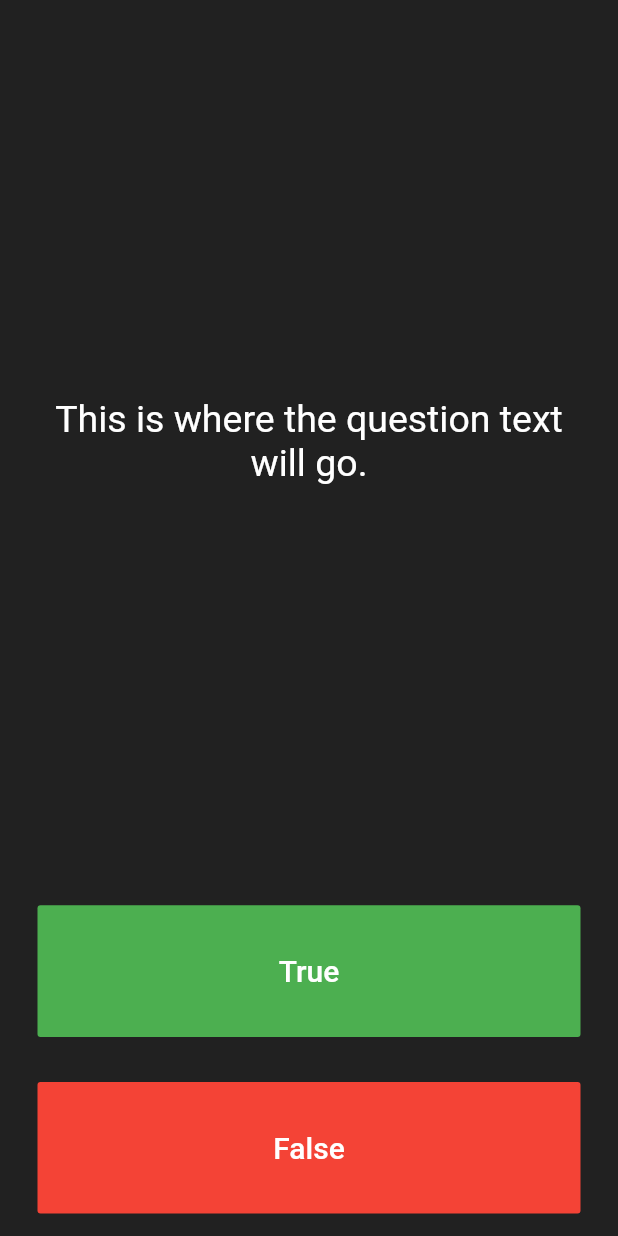
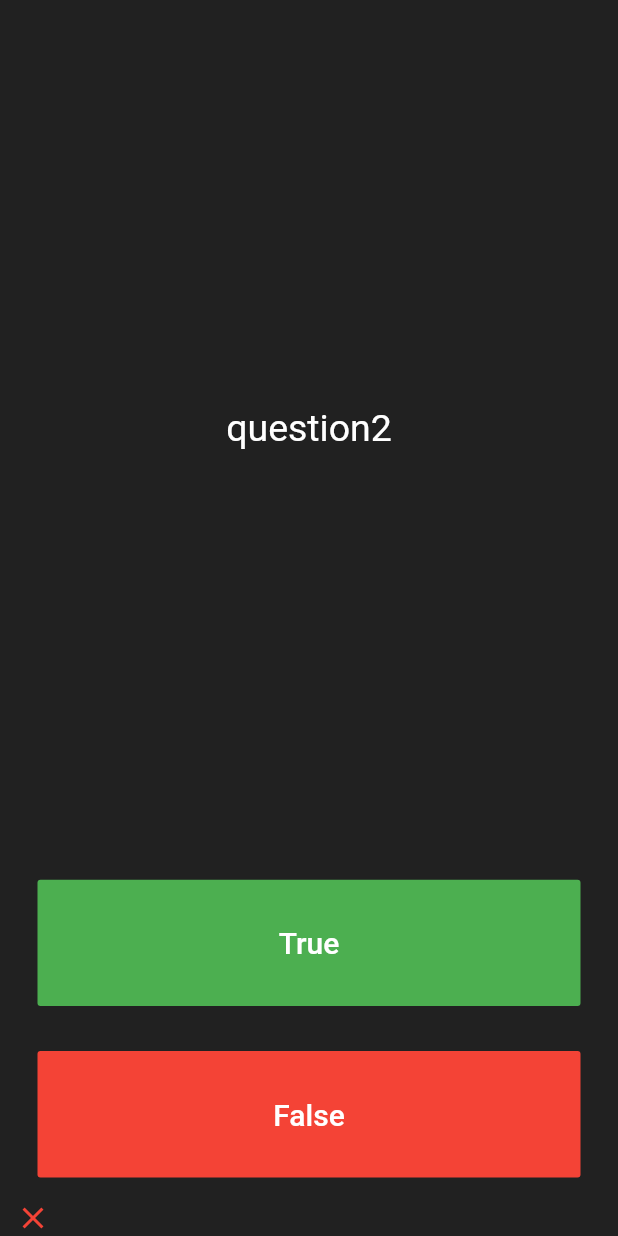
Before and after one commit to hideyu/flutter-udemy, a Flutter app: the screen it shows after launch, after a tap on "True", on a phone screen of 412 x 824 dp. Run offline on Flutter 3.47's test engine with Material 2 defaults, Android fonts, the phone set to English and light mode, and no system bars; our stand-ins replace audioplayers.

Commit message:
feat(quizzler/): finish quizzler application

```diff
--- a/quizzler/lib/main.dart
+++ b/quizzler/lib/main.dart
@@ -1,4 +1,8 @@
 import 'package:flutter/material.dart';
+import 'package:quizzler/quiz_brain.dart';
+// import 'question.dart';
+
+QuizBrain quizBrain = QuizBrain();
 
 void main() {
   runApp(Quizzler());
@@ -27,6 +31,34 @@ class QuizePage extends StatefulWidget {
 }
 
 class _QuizePageState extends State<QuizePage> {
+  List<Widget> scoreKeeper = [];
+
+  void checkAnswer(bool userPickedAnswer) {
+    setState(() {
+      bool correctAnswer =
+          // quizBrain.questionBank[questionNumber].questionAnswer;
+          quizBrain.getQuestionAnswer();
+      if (userPickedAnswer == correctAnswer) {
+        print("user got it right");
+        scoreKeeper.add(
+          Icon(
+            Icons.check,
+            color: Colors.green,
+          ),
+        );
+      } else {
+        scoreKeeper.add(
+          Icon(
+            Icons.close,
+            color: Colors.red,
+          ),
+        );
+      }
+
+      quizBrain.nextQuestion(); // 問題を一つ進める
+    });
+  }
+
   @override
   Widget build(BuildContext context) {
     return Column(
@@ -39,7 +71,9 @@ class _QuizePageState extends State<QuizePage> {
             padding: EdgeInsets.all(10.0),
             child: Center(
               child: Text(
-                'This is where the question text will go.',
+                // questions[questionNumber], // question.firstでも同じ
+                // quizBrain.questionBank[questionNumber].questionText,
+                quizBrain.getQuestionText(),
                 textAlign: TextAlign.center,
                 style: TextStyle(
                   fontSize: 25.0,
@@ -64,6 +98,16 @@ class _QuizePageState extends State<QuizePage> {
               ),
               onPressed: () {
                 //The user picked true.
+                checkAnswer(true);
+
+                // setState(() {
+                //   scoreKeeper.add(
+                //     Icon(
+                //       Icons.check,
+                //       color: Colors.green,
+                //     ),
+                //   );
+                // });
               },
             ),
           ),
@@ -82,11 +126,18 @@ class _QuizePageState extends State<QuizePage> {
               ),
               onPressed: () {
                 //The user picked false.
+                checkAnswer(false);
+
+                setState(() {
+                  quizBrain.nextQuestion(); // 問題を一つ進める
+                });
               },
             ),
           ),
         ),
-        //TODO: Add a Row here as your score keeper
+        Row(
+          children: scoreKeeper,
+        ),
       ],
     );
   }
--- /dev/null
+++ b/quizzler/lib/question.dart
@@ -0,0 +1,10 @@
+class Question {
+  String questionText;
+  bool questionAnswer;
+
+  // コンストラクタ
+  Question({String q, bool a}) {
+    questionText = q;
+    questionAnswer = a;
+  }
+}
--- /dev/null
+++ b/quizzler/lib/quiz_brain.dart
@@ -0,0 +1,33 @@
+import 'question.dart';
+
+class QuizBrain {
+  int _questionNumber = 0;
+
+  // List<String> questions = ['quiestion1', 'question2', 'question3'];
+  // List<bool> answers = [false, true, true];
+  // Question q1 = Question(q: 'question1', a: false);
+  // print(q1.questionAnswer);
+
+  List<Question> _questionBank = [
+    Question(q: 'question1', a: false),
+    Question(q: 'question2', a: true),
+    Question(q: 'question3', a: true),
+  ];
+
+  // 次の質問に移る処理
+  void nextQuestion() {
+    if (_questionNumber < _questionBank.length - 1) {
+      _questionNumber++;
+    }
+  }
+
+  // 質問文のゲッター
+  String getQuestionText() {
+    return _questionBank[_questionNumber].questionText;
+  }
+
+  // 回答のゲッター
+  bool getQuestionAnswer() {
+    return _questionBank[_questionNumber].questionAnswer;
+  }
+}
```
Also changed, not shown: 1 other file.
